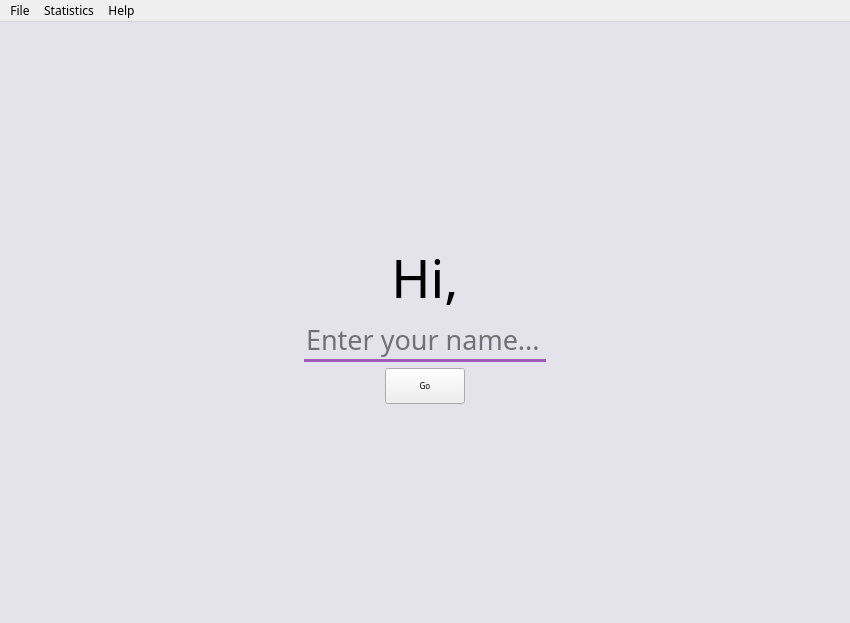
Old version of the form lib/ui/flashcards.ui in the repository gryglik/pipr-project-flashcards.
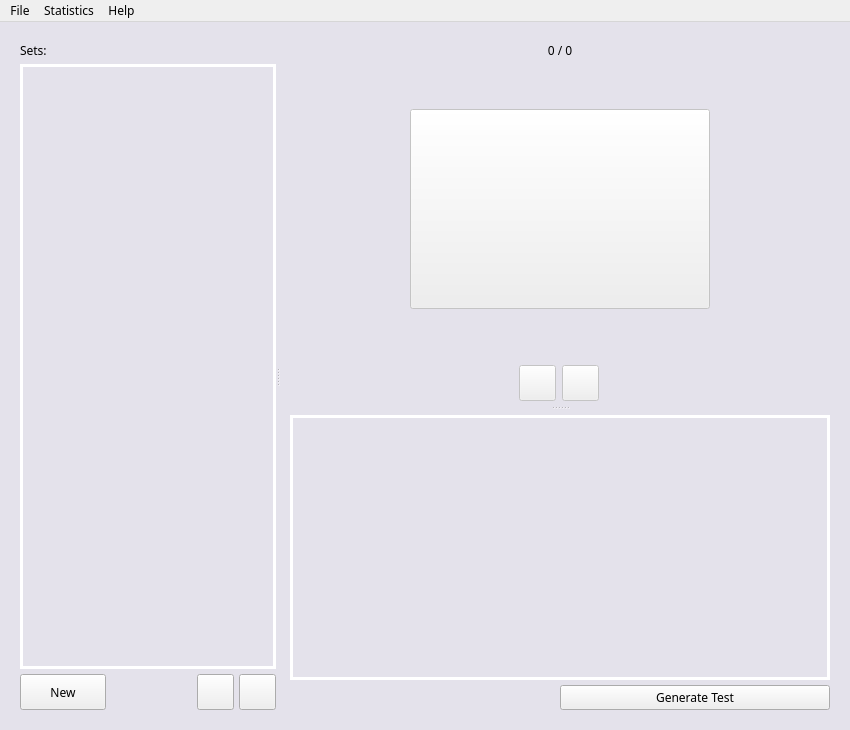
New version of the form. The open tabs and pages were chosen to show the change. Icons and pictures are not drawn. Custom widgets are drawn as their Qt base class.

The edit to the form file:
```diff
--- a/lib/ui/flashcards.ui
+++ b/lib/ui/flashcards.ui
@@ -10,7 +10,7 @@
     <x>0</x>
     <y>0</y>
     <width>850</width>
-    <height>623</height>
+    <height>730</height>
    </rect>
   </property>
   <property name="minimumSize">
@@ -33,6 +33,27 @@
 	font-family: Futura;
 }
 
+QMainWindow{
+	background-color: #e4e2eb;
+}
+
+QLineEdit{
+	background-color: transparent;
+	border-bottom: 3px;
+	border-bottom-style: solid;
+	border-bottom-color: #9e5db8;
+}
+
+QLineEdit:read-only {
+	border-bottom: 3px;
+	border-bottom-style: solid;
+	border-bottom-color: white;
+}
+
+QLabel#lbl_greet{
+	font-size: 25px;
+}
+
 PushButton {
 	font-size: 20px;
 	background-color: transparent;
@@ -45,28 +66,34 @@
 	border-color: #9e5db8
 }
 
+PushButton::clicked {
+	border-color: #9e5db8
+}
+
 PushButton#btn_flashcard{
 	border-width: 5px;
 }
 
 QListWidget {
-	background-color: white;
-	font-size: 20px;
-}
-
-QMainWindow{
-	background-color: #e4e2eb;
-}
-
-QLineEdit{
 	background-color: transparent;
+	font-size: 20px;
+}
+QListWidget{
+	border: 3px;
+	border-style: solid;
+	border-color: white;
+}
+QListWidget#list_sets::item:hover{
 	border-bottom: 3px;
-	border-bottom-style: solid;
-	border-bottom-color: #9e5db8;
+	border-style: solid;
+	border-color: #9e5db8;
+	background-color:
 }
-
-Line{
-	border-color: beige
+QListWidget#list_sets::item:selected{
+	border-bottom: 3px;
+	border-style: solid;
+	border-color: #9e5db8;
+	background-color: #e7d6ed
 }
 </string>
   </property>
@@ -77,177 +104,39 @@
      <pointsize>18</pointsize>
     </font>
    </property>
-   <layout class="QVBoxLayout" name="verticalLayout_5">
-    <item>
-     <widget class="QStackedWidget" name="mainstack">
-      <property name="currentIndex">
-       <number>1</number>
-      </property>
-      <widget class="QWidget" name="welcome_page">
-       <layout class="QVBoxLayout" name="verticalLayout_2">
-        <item>
-         <spacer name="verticalSpacer_1">
-          <property name="orientation">
-           <enum>Qt::Vertical</enum>
-          </property>
-          <property name="sizeHint" stdset="0">
-           <size>
-            <width>20</width>
-            <height>40</height>
-           </size>
-          </property>
-         </spacer>
-        </item>
-        <item>
-         <widget class="QWidget" name="container_welcome" native="true">
-          <layout class="QVBoxLayout" name="verticalLayout_4">
-           <item alignment="Qt::AlignHCenter">
-            <widget class="QLabel" name="lbl_name">
-             <property name="sizePolicy">
-              <sizepolicy hsizetype="Fixed" vsizetype="Fixed">
-               <horstretch>0</horstretch>
-               <verstretch>0</verstretch>
-              </sizepolicy>
-             </property>
-             <property name="font">
-              <font>
-               <family>Futura</family>
-               <pointsize>40</pointsize>
-               <bold>false</bold>
-              </font>
-             </property>
-             <property name="styleSheet">
-              <string notr="true"/>
-             </property>
-             <property name="text">
-              <string>Hi,</string>
-             </property>
-             <property name="alignment">
-              <set>Qt::AlignCenter</set>
-             </property>
-            </widget>
-           </item>
-           <item alignment="Qt::AlignHCenter">
-            <widget class="QLineEdit" name="fld_name">
-             <property name="enabled">
-              <bool>true</bool>
-             </property>
-             <property name="sizePolicy">
-              <sizepolicy hsizetype="Fixed" vsizetype="Fixed">
-               <horstretch>0</horstretch>
-               <verstretch>0</verstretch>
-              </sizepolicy>
-             </property>
-             <property name="font">
-              <font>
-               <family>Futura</family>
-               <pointsize>20</pointsize>
-              </font>
-             </property>
-             <property name="focusPolicy">
-              <enum>Qt::StrongFocus</enum>
-             </property>
-             <property name="maxLength">
-              <number>50</number>
-             </property>
-             <property name="frame">
-              <bool>false</bool>
-             </property>
-             <property name="alignment">
-              <set>Qt::AlignLeading|Qt::AlignLeft|Qt::AlignVCenter</set>
-             </property>
-             <property name="placeholderText">
-              <string>Enter your name...</string>
-             </property>
-            </widget>
-           </item>
-           <item alignment="Qt::AlignHCenter">
-            <widget class="PushButton" name="btn_name">
-             <property name="sizePolicy">
-              <sizepolicy hsizetype="Minimum" vsizetype="Preferred">
-               <horstretch>0</horstretch>
-               <verstretch>0</verstretch>
-              </sizepolicy>
-             </property>
-             <property name="minimumSize">
-              <size>
-               <width>80</width>
-               <height>36</height>
-              </size>
-             </property>
-             <property name="sizeIncrement">
-              <size>
-               <width>0</width>
-               <height>0</height>
-              </size>
-             </property>
-             <property name="baseSize">
-              <size>
-               <width>0</width>
-               <height>0</height>
-              </size>
-             </property>
-             <property name="font">
-              <font>
-               <family>Futura</family>
-               <pointsize>6</pointsize>
-              </font>
-             </property>
-             <property name="focusPolicy">
-              <enum>Qt::NoFocus</enum>
-             </property>
-             <property name="text">
-              <string>Go</string>
-             </property>
-            </widget>
-           </item>
-          </layout>
-         </widget>
-        </item>
-        <item>
-         <spacer name="verticalSpacer_3">
-          <property name="orientation">
-           <enum>Qt::Vertical</enum>
-          </property>
-          <property name="sizeHint" stdset="0">
-           <size>
-            <width>20</width>
-            <height>40</height>
-           </size>
-          </property>
-         </spacer>
-        </item>
-       </layout>
-      </widget>
-      <widget class="QWidget" name="main_page">
-       <layout class="QVBoxLayout" name="verticalLayout_6">
-        <item>
-         <widget class="QLabel" name="lbl_greet">
-          <property name="font">
-           <font>
-            <family>Futura</family>
-            <pointsize>20</pointsize>
-           </font>
-          </property>
-          <property name="text">
-           <string/>
-          </property>
-         </widget>
-        </item>
+   <layout class="QHBoxLayout" name="horizontalLayout_4">
+    <property name="leftMargin">
+     <number>20</number>
+    </property>
+    <property name="topMargin">
+     <number>20</number>
+    </property>
+    <property name="rightMargin">
+     <number>20</number>
+    </property>
+    <property name="bottomMargin">
+     <number>20</number>
+    </property>
         <item>
          <widget class="QSplitter" name="splitter">
-          <property name="sizePolicy">
-           <sizepolicy hsizetype="Expanding" vsizetype="Expanding">
-            <horstretch>0</horstretch>
-            <verstretch>0</verstretch>
-           </sizepolicy>
-          </property>
           <property name="orientation">
            <enum>Qt::Horizontal</enum>
           </property>
           <widget class="QWidget" name="layoutWidget">
            <layout class="QVBoxLayout" name="verticalLayout">
             <property name="spacing">
+         <number>5</number>
+        </property>
+        <property name="leftMargin">
+         <number>0</number>
+        </property>
+        <property name="topMargin">
+         <number>0</number>
+        </property>
+        <property name="rightMargin">
+         <number>0</number>
+        </property>
+        <property name="bottomMargin">
              <number>0</number>
             </property>
             <item>
@@ -295,7 +184,7 @@
                <number>5</number>
               </property>
               <property name="topMargin">
-               <number>5</number>
+           <number>0</number>
               </property>
               <item>
                <widget class="PushButton" name="btn_new_set">
@@ -322,44 +211,6 @@
                </widget>
               </item>
               <item>
-               <widget class="PushButton" name="btn_set_delete">
-                <property name="sizePolicy">
-                 <sizepolicy hsizetype="Fixed" vsizetype="Fixed">
-                  <horstretch>0</horstretch>
-                  <verstretch>0</verstretch>
-                 </sizepolicy>
-                </property>
-                <property name="minimumSize">
-                 <size>
-                  <width>36</width>
-                  <height>36</height>
-                 </size>
-                </property>
-                <property name="font">
-                 <font>
-                  <family>Futura</family>
-                 </font>
-                </property>
-                <property name="text">
-                 <string/>
-                </property>
-                <property name="icon">
-                 <iconset resource="../../resources.qrc">
-                  <normaloff>:/lib/ui/icons/thrash.png</normaloff>:/lib/ui/icons/thrash.png</iconset>
-                </property>
-               </widget>
-              </item>
-             </layout>
-            </item>
-            <item>
-             <layout class="QHBoxLayout" name="horizontalLayout_2">
-              <property name="spacing">
-               <number>5</number>
-              </property>
-              <property name="topMargin">
-               <number>5</number>
-              </property>
-              <item>
                <spacer name="horizontalSpacer">
                 <property name="orientation">
                  <enum>Qt::Horizontal</enum>
@@ -446,13 +297,52 @@
             </size>
            </property>
            <property name="currentIndex">
-            <number>1</number>
-           </property>
-           <widget class="QWidget" name="page_2"/>
-           <widget class="QWidget" name="set_page">
-            <layout class="QVBoxLayout" name="verticalLayout_8">
+        <number>0</number>
+       </property>
+       <widget class="QWidget" name="home_page">
+        <layout class="QVBoxLayout" name="verticalLayout_9">
+         <item>
+          <widget class="QLabel" name="lbl_greet">
+           <property name="font">
+            <font>
+             <family>Futura</family>
+             <pointsize>-1</pointsize>
+            </font>
+           </property>
+           <property name="text">
+            <string>Greetings</string>
+           </property>
+          </widget>
+         </item>
+         <item>
+          <widget class="QLabel" name="label">
+           <property name="text">
+            <string>&lt; Open or import a flashcards set</string>
+           </property>
+          </widget>
+         </item>
+         <item>
+          <spacer name="verticalSpacer">
+           <property name="orientation">
+            <enum>Qt::Vertical</enum>
+           </property>
+           <property name="sizeHint" stdset="0">
+            <size>
+             <width>20</width>
+             <height>40</height>
+            </size>
+           </property>
+          </spacer>
+         </item>
+        </layout>
+       </widget>
+       <widget class="QWidget" name="flashcards_set_page">
+        <property name="enabled">
+         <bool>true</bool>
+        </property>
+        <layout class="QVBoxLayout" name="verticalLayout_2">
              <property name="leftMargin">
-              <number>12</number>
+          <number>10</number>
              </property>
              <property name="topMargin">
               <number>0</number>
@@ -468,7 +358,10 @@
                <property name="orientation">
                 <enum>Qt::Vertical</enum>
                </property>
-               <widget class="QWidget" name="flashcards_slider" native="true">
+           <widget class="QWidget" name="slider_flashcards" native="true">
+            <property name="enabled">
+             <bool>true</bool>
+            </property>
                 <property name="sizePolicy">
                  <sizepolicy hsizetype="Preferred" vsizetype="Minimum">
                   <horstretch>0</horstretch>
@@ -494,6 +387,9 @@
                  </item>
                  <item>
                   <widget class="QWidget" name="flashcard" native="true">
+               <property name="enabled">
+                <bool>true</bool>
+               </property>
                    <property name="sizePolicy">
                     <sizepolicy hsizetype="Preferred" vsizetype="Expanding">
                      <horstretch>0</horstretch>
@@ -536,7 +432,7 @@
                        </font>
                       </property>
                       <property name="text">
-                       <string>add first flashcard</string>
+                   <string/>
                       </property>
                       <property name="checkable">
                        <bool>true</bool>
@@ -548,6 +444,9 @@
                  </item>
                  <item>
                   <widget class="QWidget" name="flashcard_options" native="true">
+               <property name="enabled">
+                <bool>true</bool>
+               </property>
                    <property name="sizePolicy">
                     <sizepolicy hsizetype="Expanding" vsizetype="Minimum">
                      <horstretch>0</horstretch>
@@ -555,6 +454,15 @@
                     </sizepolicy>
                    </property>
                    <layout class="QHBoxLayout" name="horizontalLayout_3">
+                <property name="topMargin">
+                 <number>5</number>
+                </property>
+                <property name="rightMargin">
+                 <number>12</number>
+                </property>
+                <property name="bottomMargin">
+                 <number>5</number>
+                </property>
                     <item>
                      <spacer name="horizontalSpacer_2">
                       <property name="orientation">
@@ -648,10 +556,10 @@
                  </item>
                 </layout>
                </widget>
-               <widget class="QWidget" name="layoutWidget">
-                <layout class="QVBoxLayout" name="verticalLayout_3">
+           <widget class="QWidget" name="">
+            <layout class="QVBoxLayout" name="list_flashcards_options">
                  <property name="spacing">
-                  <number>0</number>
+              <number>5</number>
                  </property>
                  <item>
                   <widget class="NewFlashcardWidget" name="widget_new_flashcard" native="true"/>
@@ -675,16 +583,42 @@
                    </property>
                   </widget>
                  </item>
-                </layout>
-               </widget>
-              </widget>
-             </item>
-            </layout>
+             <item>
+              <layout class="QHBoxLayout" name="horizontalLayout_2">
+               <item>
+                <spacer name="horizontalSpacer_4">
+                 <property name="orientation">
+                  <enum>Qt::Horizontal</enum>
+                 </property>
+                 <property name="sizeHint" stdset="0">
+                  <size>
+                   <width>40</width>
+                   <height>20</height>
+                  </size>
+                 </property>
+                </spacer>
+               </item>
+               <item>
+                <widget class="PushButton" name="pushButton">
+                 <property name="sizePolicy">
+                  <sizepolicy hsizetype="Expanding" vsizetype="Fixed">
+                   <horstretch>0</horstretch>
+                   <verstretch>0</verstretch>
+                  </sizepolicy>
+                 </property>
+                 <property name="text">
+                  <string>Generate Test</string>
+                 </property>
+                </widget>
+               </item>
+              </layout>
+             </item>
+            </layout>
            </widget>
           </widget>
-         </widget>
-        </item>
-       </layout>
+         </item>
+        </layout>
+       </widget>
       </widget>
      </widget>
     </item>
```
Left out of the diff: 10 changed lines with no effect on the pictures. Lines whose indentation alone changed are shown as unchanged.
